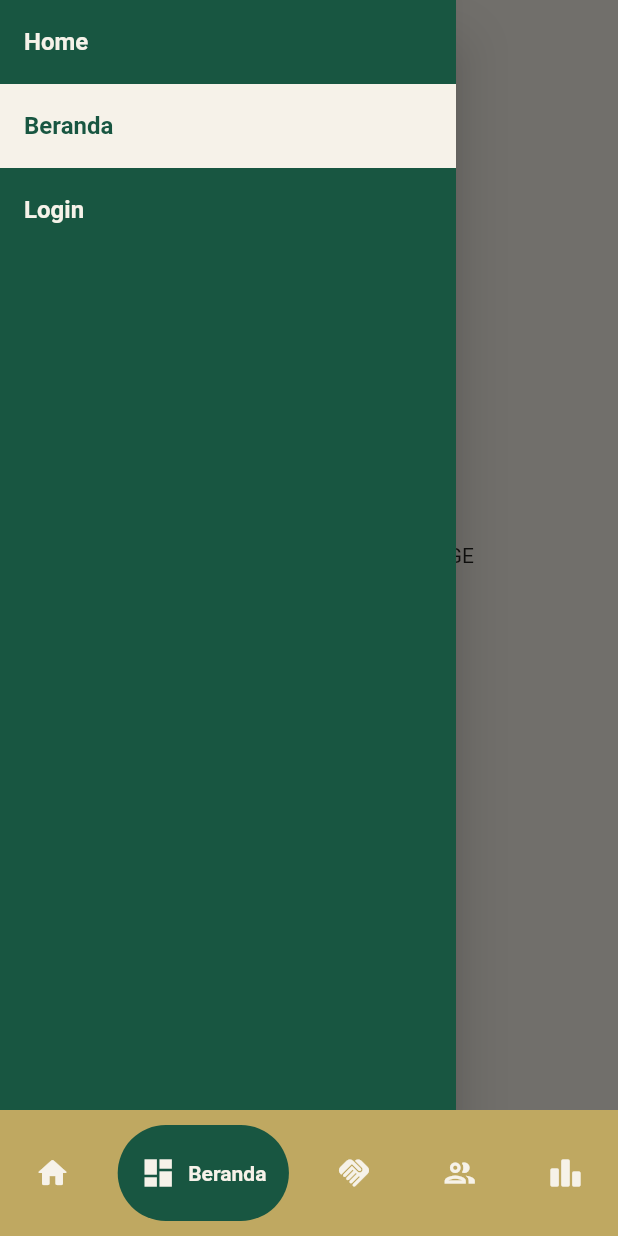
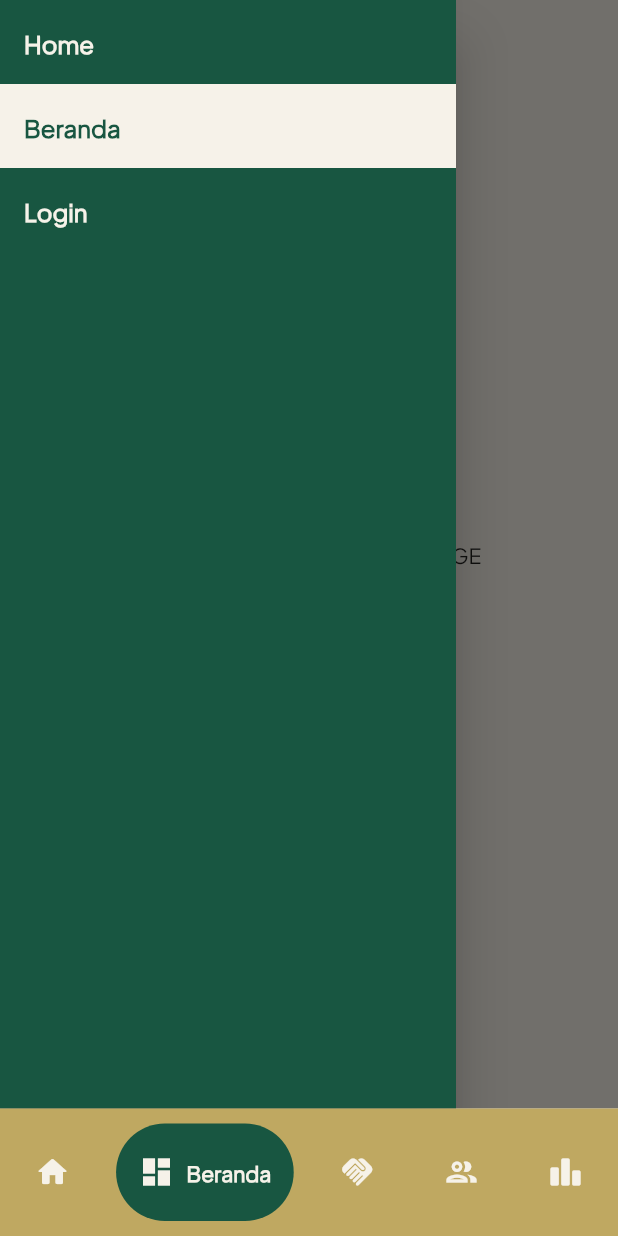
Before and after one commit to D10-PBP/Proyek-Akhir-Semester, a Flutter app: the screen it shows after launch, item 2 of the bottom bar chosen, with the side drawer open, on a phone screen of 412 x 824 dp. Run offline on Flutter 3.47's test engine with Material 2 defaults, Android fonts, the light colour scheme and no system bars; drawn by our look-alikes of google_nav_bar; missing offline and left inert: pbp_django_auth; accounts and stored records are empty.

Commit message:
Add theme

```diff
--- a/lib/main.dart
+++ b/lib/main.dart
@@ -26,18 +26,7 @@ class MyApp extends StatelessWidget {
       ],
       child: MaterialApp(
         title: 'Sayang Dibuang',
-        theme: ThemeData(
-          // This is the theme of your application.
-          //
-          // Try running your application with "flutter run". You'll see the
-          // application has a blue toolbar. Then, without quitting the app, try
-          // changing the primarySwatch below to Colors.green and then invoke
-          // "hot reload" (press "r" in the console where you ran "flutter run",
-          // or simply save your changes to "hot reload" in a Flutter IDE).
-          // Notice that the counter didn't reset back to zero; the application
-          // is not restarted.
-          primarySwatch: Colors.blue,
-        ),
+        theme: ThemeData(primarySwatch: Colors.blue, fontFamily: 'PlusJakarta'),
         home: const MyHomePage(),
       ),
     );
```
